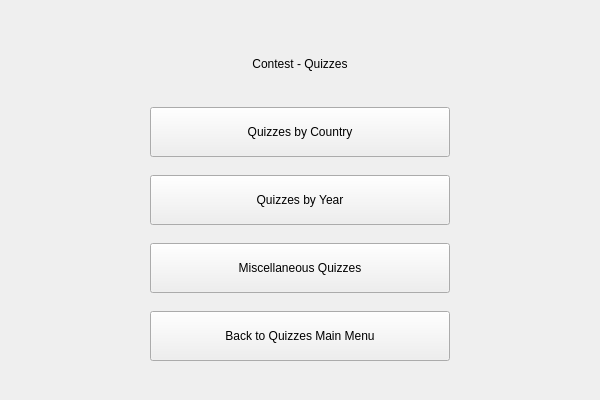
Above: ui/quizzes_contest_main_menu.ui from GiaFil7/esc_app before the change. Below: the same form after it.
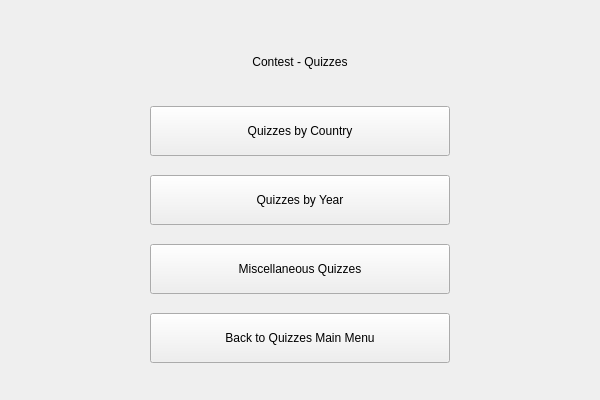
That is the form after the change.

Commit message: Adjusted layouts to fit menu titles

```diff
--- a/ui/quizzes_contest_main_menu.ui
+++ b/ui/quizzes_contest_main_menu.ui
@@ -29,11 +29,11 @@
       <enum>Qt::Orientation::Horizontal</enum>
      </property>
      <property name="sizeType">
-      <enum>QSizePolicy::Policy::Maximum</enum>
+      <enum>QSizePolicy::Policy::Preferred</enum>
      </property>
      <property name="sizeHint" stdset="0">
       <size>
-       <width>300</width>
+       <width>100</width>
        <height>20</height>
       </size>
      </property>
@@ -48,8 +48,8 @@
        </property>
        <property name="sizeHint" stdset="0">
         <size>
-         <width>20</width>
-         <height>54</height>
+         <width>297</width>
+         <height>13</height>
         </size>
        </property>
       </spacer>
@@ -57,7 +57,7 @@
      <item>
       <widget class="QLabel" name="title_label">
        <property name="sizePolicy">
-        <sizepolicy hsizetype="Fixed" vsizetype="Minimum">
+        <sizepolicy hsizetype="Expanding" vsizetype="Preferred">
          <horstretch>0</horstretch>
          <verstretch>0</verstretch>
         </sizepolicy>
@@ -87,11 +87,28 @@
        <property name="sizeHint" stdset="0">
         <size>
          <width>20</width>
-         <height>12</height>
+         <height>13</height>
         </size>
        </property>
       </spacer>
      </item>
+     <item>
+      <layout class="QHBoxLayout" name="horizontal_layout">
+       <item>
+        <spacer name="central_left_spacer">
+         <property name="orientation">
+          <enum>Qt::Orientation::Horizontal</enum>
+         </property>
+         <property name="sizeHint" stdset="0">
+          <size>
+           <width>40</width>
+           <height>20</height>
+          </size>
+         </property>
+        </spacer>
+       </item>
+       <item>
+        <layout class="QVBoxLayout" name="central_vertical_layout">
      <item>
       <widget class="QPushButton" name="by_country_button">
        <property name="sizePolicy">
@@ -122,7 +139,7 @@
        <property name="sizeHint" stdset="0">
         <size>
          <width>20</width>
-         <height>12</height>
+             <height>13</height>
         </size>
        </property>
       </spacer>
@@ -157,7 +174,7 @@
        <property name="sizeHint" stdset="0">
         <size>
          <width>20</width>
-         <height>12</height>
+             <height>13</height>
         </size>
        </property>
       </spacer>
@@ -192,7 +209,7 @@
        <property name="sizeHint" stdset="0">
         <size>
          <width>20</width>
-         <height>12</height>
+             <height>13</height>
         </size>
        </property>
       </spacer>
@@ -216,6 +233,23 @@
        </property>
       </widget>
      </item>
+        </layout>
+       </item>
+       <item>
+        <spacer name="central_right_spacer">
+         <property name="orientation">
+          <enum>Qt::Orientation::Horizontal</enum>
+         </property>
+         <property name="sizeHint" stdset="0">
+          <size>
+           <width>40</width>
+           <height>20</height>
+          </size>
+         </property>
+        </spacer>
+       </item>
+      </layout>
+     </item>
      <item>
       <spacer name="bottom_spacer">
        <property name="orientation">
@@ -223,8 +257,8 @@
        </property>
        <property name="sizeHint" stdset="0">
         <size>
-         <width>20</width>
-         <height>54</height>
+         <width>297</width>
+         <height>13</height>
         </size>
        </property>
       </spacer>
@@ -237,11 +271,11 @@
       <enum>Qt::Orientation::Horizontal</enum>
      </property>
      <property name="sizeType">
-      <enum>QSizePolicy::Policy::Maximum</enum>
+      <enum>QSizePolicy::Policy::Preferred</enum>
      </property>
      <property name="sizeHint" stdset="0">
       <size>
-       <width>300</width>
+       <width>100</width>
        <height>20</height>
       </size>
      </property>
```
Left out of the diff: 6 changed lines with no effect on the pictures. Lines whose indentation alone changed are shown as unchanged. The commit also changes 11 other files.
